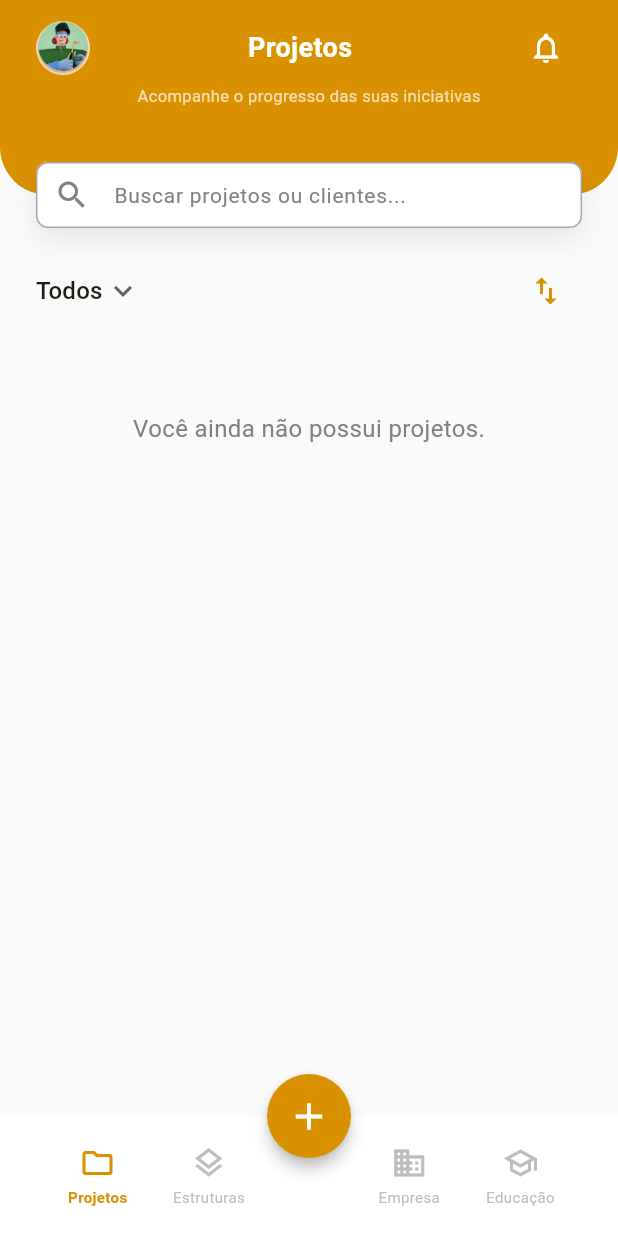
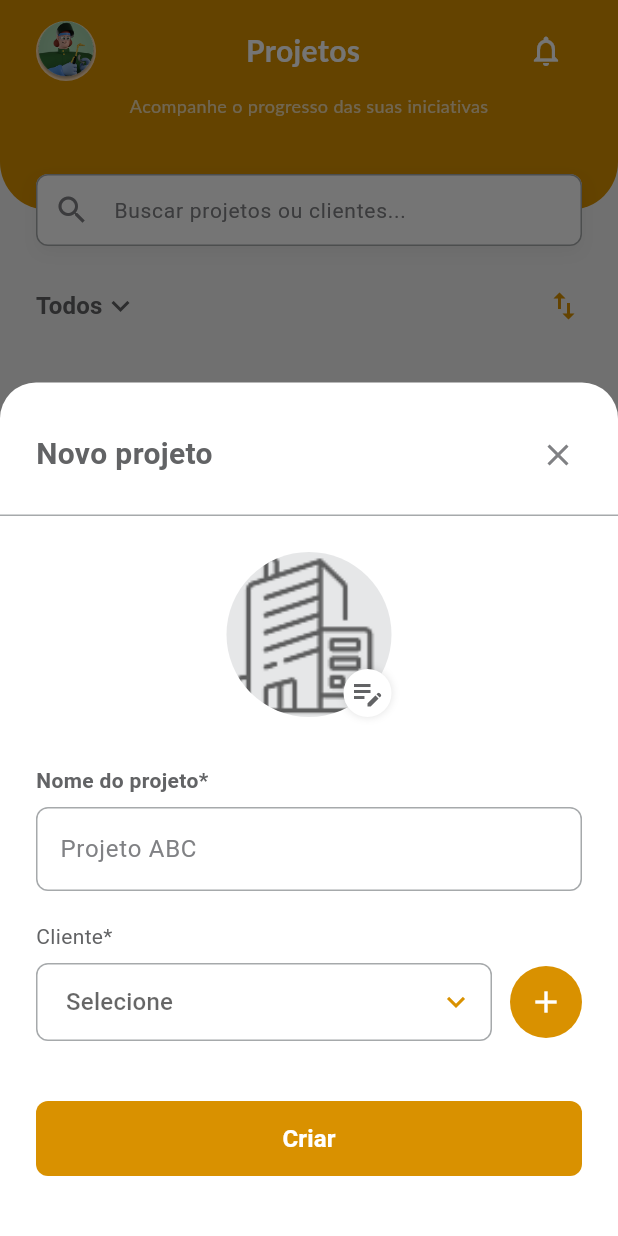
Before and after one commit to Leonardo-Toledo-Alves-Costa/diavicon, a Flutter app: the ProjetosScreen screen opened by its route, after a tap on the "add" icon, on a phone screen of 412 x 824 dp. Run offline on Flutter 3.47's test engine with Material 3 defaults, Android fonts, the phone set to English and light mode, and no system bars; our stand-ins replace file_picker, flutter_dotenv, flutter_riverpod, go_router, supabase_flutter; accounts and stored records are empty; Roboto replaces fonts that are missing (Lato).

Commit message:
fetures: tela projetos_home, completo front e algumas rotas tela novo projeto tela detalhes de projetos novos widgets padronizados, menu appbar, compact_Serch e buttom, etc

```diff
--- a/lib/features/home/screens/main_screen.dart
+++ b/lib/features/home/screens/main_screen.dart
@@ -1,6 +1,7 @@
 import 'package:flutter/material.dart';
-import 'package:go_router/go_router.dart';
 import '../../../core/constants/app_colors.dart';
+import '../../../core/utils/diavicon_modal.dart';
+import '../../projetos/widgets/new_project_body.dart';
 
 class MainScreen extends StatelessWidget {
   final Widget child;
@@ -9,28 +10,40 @@ class MainScreen extends StatelessWidget {
 
   @override
   Widget build(BuildContext context) {
+    // Detecta se o teclado está aberto
+    final bool isKeyboardOpen = MediaQuery.of(context).viewInsets.bottom > 0;
+
     return Scaffold(
-      // O conteúdo da tela (Projetos, Estruturas, etc)
+      backgroundColor: Colors.white,
+      // Impede que o Scaffold tente redimensionar o rodapé
+      resizeToAvoidBottomInset: false,
+
       body: child,
 
-      // 1. O BOTÃO DE + (Floating Action Button)
-      floatingActionButton: FloatingActionButton(
-        backgroundColor: AppColors.primary,
+      // Oculta o botão se o teclado abrir
+      floatingActionButton: isKeyboardOpen
+        ? null
+        : FloatingActionButton(
+            backgroundColor: AppColors.primary, // #D99100
             shape: const CircleBorder(),
             elevation: 4,
             onPressed: () {
-          // TODO: Abrir modal de criação
+              showDiaviconModal(
+                context: context,
+                title: 'Novo projeto',
+                body: const NewProjectBody(),
+              );
             },
             child: const Icon(Icons.add, color: Colors.white, size: 30),
           ),
-
-      // 2. POSICIONAMENTO "MORDENDO" O RODAPÉ
       floatingActionButtonLocation: FloatingActionButtonLocation.centerDocked,
 
-      // 3. O RODAPÉ CUSTOMIZADO
-      bottomNavigationBar: BottomAppBar(
-        shape: const CircularNotchedRectangle(), // Faz o recorte redondo
-        notchMargin: 8.0, // Espaço entre o botão e o recorte
+      // Oculta a barra branca do rodapé se o teclado abrir
+      bottomNavigationBar: isKeyboardOpen
+        ? const SizedBox.shrink()
+        : BottomAppBar(
+            shape: const CircularNotchedRectangle(),
+            notchMargin: 8.0,
             color: Colors.white,
             elevation: 15,
             child: Container(
@@ -39,46 +52,19 @@ class MainScreen extends StatelessWidget {
               child: Row(
                 mainAxisAlignment: MainAxisAlignment.spaceBetween,
                 children: [
-              // GRUPO DA ESQUERDA
+                  // Lado Esquerdo
                   Row(
                     children: [
-                  _buildNavButton(
-                    context,
-                    icon: Icons.folder_outlined,
-                    label: 'Projetos',
-                    index: 0,
-                    route: '/projetos',
-                  ),
-                  _buildNavButton(
-                    context,
-                    icon: Icons.layers_outlined,
-                    label: 'Estruturas',
-                    index: 1,
-                    route: '/estruturas',
-                  ),
+                      _buildNavItem(context, Icons.folder_outlined, 'Projetos', '/projetos'),
+                      _buildNavItem(context, Icons.layers_outlined, 'Estruturas', '/estruturas'),
                     ],
                   ),
-
-              // ESPAÇO PARA O BOTÃO CENTRAL NÃO ATROPELAR
-              const SizedBox(width: 48),
-
-              // GRUPO DA DIREITA
+                  const SizedBox(width: 48), // Espaço para o notch
+                  // Lado Direito
                   Row(
                     children: [
-                  _buildNavButton(
-                    context,
-                    icon: Icons.business_outlined,
-                    label: 'Empresa',
-                    index: 3,
-                    route: '/empresa',
-                  ),
-                  _buildNavButton(
-                    context,
-                    icon: Icons.school_outlined,
-                    label: 'Educação',
-                    index: 4,
-                    route: '/educacao',
-                  ),
+                      _buildNavItem(context, Icons.business_outlined, 'Empresa', '/empresa'),
+                      _buildNavItem(context, Icons.school_outlined, 'Educação', '/educacao'),
                     ],
                   ),
                 ],
@@ -88,53 +74,16 @@ class MainScreen extends StatelessWidget {
     );
   }
 
-  // Lógica de Seleção (Mantida a sua ideia original com GoRouter)
-  int _calculateSelectedIndex(BuildContext context) {
-    final String location = GoRouterState.of(context).uri.toString();
-    if (location.startsWith('/projetos')) return 0;
-    if (location.startsWith('/estruturas')) return 1;
-    if (location.startsWith('/empresa')) return 3;
-    if (location.startsWith('/educacao')) return 4;
-    return 0;
-  }
-
-  // Widget de botão individual para o menu
-  Widget _buildNavButton(
-    BuildContext context, {
-    required IconData icon,
-    required String label,
-    required int index,
-    required String route,
-  }) {
-    final int selectedIndex = _calculateSelectedIndex(context);
-    final bool isActive = selectedIndex == index;
-
-    return InkWell(
-      onTap: () => context.go(route),
-      borderRadius: BorderRadius.circular(12),
-      child: Container(
-        // Largura fixa para manter a simetria (aprox 20% da tela)
-        width: MediaQuery.of(context).size.width * 0.18,
+  Widget _buildNavItem(BuildContext context, IconData icon, String label, String route) {
+    // Lógica simples de cor baseada na rota (simplificada)
+    return Padding(
+      padding: const EdgeInsets.symmetric(horizontal: 8),
       child: Column(
         mainAxisSize: MainAxisSize.min,
-          mainAxisAlignment: MainAxisAlignment.center,
         children: [
-            Icon(
-              icon,
-              color: isActive ? AppColors.primary : Colors.grey.shade400,
-              size: 24,
-            ),
-            const SizedBox(height: 4),
-            Text(
-              label,
-              style: TextStyle(
-                fontSize: 10,
-                fontWeight: isActive ? FontWeight.bold : FontWeight.normal,
-                color: isActive ? AppColors.primary : Colors.grey.shade400,
-              ),
-            ),
+          Icon(icon, color: AppColors.hintText, size: 24),
+          Text(label, style: const TextStyle(fontSize: 10, color: AppColors.hintText)),
         ],
-        ),
       ),
     );
   }
--- a/lib/features/projetos/screens/projetos_screen.dart
+++ b/lib/features/projetos/screens/projetos_screen.dart
@@ -1,8 +1,8 @@
 import 'package:flutter/material.dart';
 import 'package:flutter_riverpod/flutter_riverpod.dart';
+import 'package:go_router/go_router.dart';
 import '../../../core/constants/app_colors.dart';
-import '../../../core/widgets/custom_search_bar.dart';
-import '../../../core/widgets/status_badge.dart';
+import '../../../core/widgets/custom_search_bar.dart'; // Usando o seu widget padrão
 import '../widgets/project_card.dart';
 import '../providers/projetos_provider.dart';
 
@@ -12,31 +12,23 @@ class ProjetosScreen extends ConsumerWidget {
   @override
   Widget build(BuildContext context, WidgetRef ref) {
     final topPadding = MediaQuery.of(context).padding.top;
-
     final projetosAsync = ref.watch(projetosProvider);
 
     return Scaffold(
-      backgroundColor: Colors.grey.shade50,
+      backgroundColor: const Color(0xFFF5F5F5), // Cinza de fundo leve
       body: ListView(
         padding: EdgeInsets.zero,
         children: [
-          // No build da ProjetosScreen, substitua o início do ListView:
+          // 1. HEADER COMPACTO E LARANJA OFICIAL
           Stack(
             clipBehavior: Clip.none,
             children: [
               Container(
-                // Altura reduzida para ocupar menos espaço
-                height: 130 + topPadding,
-                padding: EdgeInsets.only(
-                  top: topPadding + 8,
-                  left: 24,
-                  right: 24,
-                ),
+                height: 140 + topPadding,
+                padding: EdgeInsets.only(top: topPadding + 10, left: 24, right: 24),
                 decoration: const BoxDecoration(
-                  color: AppColors.primary,
-                  borderRadius: BorderRadius.vertical(
-                    bottom: Radius.circular(32),
-                  ),
+                  color: AppColors.primary, // #D99100 oficial
+                  borderRadius: BorderRadius.vertical(bottom: Radius.circular(32)),
                 ),
                 child: Column(
                   children: [
@@ -44,54 +36,53 @@ class ProjetosScreen extends ConsumerWidget {
                       mainAxisAlignment: MainAxisAlignment.spaceBetween,
                       children: [
                         const CircleAvatar(
-                          radius: 18, // Foto de perfil um pouco menor
+                          radius: 20,
                           backgroundImage: AssetImage('assets/images/user.png'),
                         ),
                         const Text(
                           'Projetos',
                           style: TextStyle(
                             color: Colors.white,
-                            fontSize: 18,
+                            fontSize: 20,
+                            fontFamily: 'Lato',
                             fontWeight: FontWeight.bold,
                           ),
                         ),
                         IconButton(
-                          icon: const Icon(
-                            Icons.notifications_none,
-                            color: Colors.white,
-                            size: 24,
-                          ),
+                          icon: const Icon(Icons.notifications_none, color: Colors.white),
                           onPressed: () {},
                         ),
                       ],
                     ),
+                    const SizedBox(height: 4),
                     const Text(
                       'Acompanhe o progresso das suas iniciativas',
-                      style: TextStyle(color: Colors.white70, fontSize: 11),
+                      style: TextStyle(color: Colors.white70, fontSize: 12, fontFamily: 'Lato'),
                     ),
                   ],
                 ),
               ),
 
-              // A barra de busca agora fica mais próxima do conteúdo
+              // 2. SEARCH BAR PADRONIZADA
               Positioned(
-                bottom: -22,
+                bottom: -24,
                 left: 24,
                 right: 24,
                 child: Container(
-                  height: 44, // Barra de busca um pouco mais fina
                   decoration: BoxDecoration(
                     boxShadow: [
                       BoxShadow(
-                        color: Colors.black.withOpacity(0.08),
-                        blurRadius: 15,
-                        offset: const Offset(0, 8),
+                        color: Colors.black.withOpacity(0.05),
+                        blurRadius: 10,
+                        offset: const Offset(0, 5),
                       ),
                     ],
                   ),
                   child: CustomSearchBar(
                     hintText: 'Buscar projetos ou clientes...',
-                    onChanged: (val) {},
+                    onChanged: (val) {
+                      // Lógica de busca
+                    },
                   ),
                 ),
               ),
@@ -104,81 +95,41 @@ class ProjetosScreen extends ConsumerWidget {
             padding: const EdgeInsets.symmetric(horizontal: 24.0),
             child: Column(
               children: [
+                // FILTROS
                 Row(
                   mainAxisAlignment: MainAxisAlignment.spaceBetween,
                   children: [
                     DropdownButton<String>(
                       value: 'Todos',
                       underline: const SizedBox(),
-                      icon: const Icon(Icons.keyboard_arrow_down),
+                      icon: const Icon(Icons.keyboard_arrow_down, color: AppColors.textDark),
                       items: const [
-                        DropdownMenuItem(
-                          value: 'Todos',
-                          child: Text('Todos', style: TextStyle(fontSize: 16)),
-                        ),
-                        DropdownMenuItem(
-                          value: 'Ativos',
-                          child: Text('Ativos', style: TextStyle(fontSize: 16)),
-                        ),
+                        DropdownMenuItem(value: 'Todos', child: Text('Todos', style: TextStyle(color: AppColors.textDark, fontWeight: FontWeight.bold))),
                       ],
                       onChanged: (val) {},
                     ),
-                    IconButton(
-                      icon: const Icon(
-                        Icons.swap_vert,
-                        color: AppColors.primary,
-                      ),
-                      onPressed: () {},
-                    ),
+                    const Icon(Icons.swap_vert, color: AppColors.primary),
                   ],
                 ),
                 const SizedBox(height: 16),
 
+                // LISTA DE PROJETOS COM NAVEGAÇÃO
                 projetosAsync.when(
-                  loading: () => const Padding(
-                    padding: EdgeInsets.only(top: 40.0),
-                    child: Center(
-                      child: CircularProgressIndicator(
-                        color: AppColors.primary,
-                      ),
-                    ),
-                  ),
-
-                  error: (erro, stack) => Padding(
-                    padding: const EdgeInsets.only(top: 40.0),
-                    child: Center(
-                      child: Text(
-                        'Erro ao carregar projetos:\n$erro',
-                        textAlign: TextAlign.center,
-                        style: const TextStyle(color: Colors.red),
-                      ),
-                    ),
-                  ),
-
+                  loading: () => const Center(child: CircularProgressIndicator(color: AppColors.primary)),
+                  error: (erro, stack) => Text('Erro: $erro', style: const TextStyle(color: Colors.red)),
                   data: (listaProjetos) {
-                    if (listaProjetos.isEmpty) {
-                      return const Padding(
-                        padding: EdgeInsets.only(top: 40.0),
-                        child: Center(
-                          child: Text(
-                            'Você ainda não possui projetos.',
-                            style: TextStyle(
-                              color: AppColors.hintText,
-                              fontSize: 16,
-                            ),
-                          ),
-                        ),
-                      );
-                    }
-
                     return Column(
                       children: listaProjetos.map((projeto) {
-                        return ProjectCard(
-                          title: projeto.nome,
-                          progress: projeto.progresso,
-                          status: projeto.statusBadge,
-                          priority: projeto.prioridadeNome,
-                          imageUrl: projeto.imageUrl,
+                        return InkWell(
+                          // NAVEGAÇÃO PARA A DETAIL SCREEN
+                          onTap: () => context.push('/projetos/detalhes', extra: projeto),
+                          child: ProjectCard(
+                            title: projeto.nome,
+                            progress: projeto.progresso,
+                            status: projeto.statusBadge,
+                            priority: projeto.prioridadeNome,
+                            imageUrl: projeto.imageUrl,
+                          ),
                         );
                       }).toList(),
                     );
--- /dev/null
+++ b/lib/features/projetos/widgets/new_project_body.dart
@@ -0,0 +1,95 @@
+import 'package:flutter/material.dart';
+import '../../../core/constants/app_colors.dart';
+import '../../../core/widgets/custom_text_field.dart';
+import '../../../core/widgets/custom_button.dart';
+import '../../../core/widgets/custom_dropdown_with_add.dart';
+
+class NewProjectBody extends StatefulWidget {
+  const NewProjectBody({super.key});
+
+  @override
+  State<NewProjectBody> createState() => _NewProjectBodyState();
+}
+
+class _NewProjectBodyState extends State<NewProjectBody> {
+  final _nomeController = TextEditingController();
+  String? _clienteSelecionado;
+
+  @override
+  Widget build(BuildContext context) {
+    // Captura o padding inferior do sistema (barra de navegação)
+    final bottomPadding = MediaQuery.of(context).padding.bottom;
+
+    return Column(
+      crossAxisAlignment: CrossAxisAlignment.stretch,
+      mainAxisSize: MainAxisSize.min,
+      children: [
+        // 1. SELETOR DE IMAGEM (Usando o asset empresa.png que você adicionou)
+        Center(
+          child: Stack(
+            children: [
+              CircleAvatar(
+                radius: 55,
+                backgroundColor: const Color(0xFFE6E7E8), // Cinza oficial
+                backgroundImage: const AssetImage('assets/images/empresa.png'),
+              ),
+              Positioned(
+                bottom: 0,
+                right: 0,
+                child: Container(
+                  padding: const EdgeInsets.all(4),
+                  decoration: const BoxDecoration(
+                    color: Colors.white,
+                    shape: BoxShape.circle,
+                    boxShadow: [BoxShadow(color: Colors.black12, blurRadius: 4)],
+                  ),
+                  child: const Icon(Icons.edit_note, color: AppColors.textDark, size: 24),
+                ),
+              ),
+            ],
+          ),
+        ),
+        const SizedBox(height: 32),
+
+        // 2. NOME DO PROJETO (Usando seu CustomTextField que já tem label interno)
+        CustomTextField(
+          label: 'Nome do projeto*',
+          hint: 'Projeto ABC',
+          controller: _nomeController,
+          validator: (val) => val!.isEmpty ? 'Obrigatório' : null,
+        ),
+        const SizedBox(height: 20),
+
+        // 3. CLIENTE (Usando seu CustomDropdownWithAdd)
+        CustomDropdownWithAdd<String>(
+          label: 'Cliente*',
+          hint: 'Selecione',
+          value: _clienteSelecionado,
+          items: const [
+            DropdownMenuItem(value: '1', child: Text('Empresa Engenharia')),
+          ],
+          onChanged: (val) => setState(() => _clienteSelecionado = val),
+          onAddPressed: () {
+            // TODO: Lógica para novo cliente
+          },
+        ),
+
+        const SizedBox(height: 40),
+
+        // 4. BOTÃO CRIAR (Usando seu CustomButton padronizado)
+        CustomButton(
+          text: 'Criar',
+          showArrow: false, // Conforme a print
+          onPressed: () {
+            // Lógica de salvamento
+            Navigator.pop(context);
+          },
+        ),
+
+        // 5. ESPAÇAMENTO DE SEGURANÇA (Para não ficar sob os botões do celular)
+        // Se o bottomPadding for 0 (celulares com botões físicos), usamos 16 por padrão.
+        SizedBox(height: bottomPadding > 0 ? bottomPadding : 16),
+      ],
+    );
+  }
+}
--- a/lib/routes/app_router.dart
+++ b/lib/routes/app_router.dart
@@ -1,3 +1,4 @@
+import 'package:diavicon/features/projetos/screens/project_detail_screen.dart';
 import 'package:flutter/material.dart';
 import 'package:flutter_riverpod/flutter_riverpod.dart';
 import 'package:go_router/go_router.dart';
@@ -10,7 +11,6 @@ import '../../features/home/screens/main_screen.dart';
 import '../../features/auth/providers/auth_provider.dart';
 
 final routerProvider = Provider<GoRouter>((ref) {
-
   // Assiste o estado do usuário para reagir a logins/logouts automaticamente
   final usuarioLogado = ref.watch(currentUserProvider);
   final bool isLoggedIn = usuarioLogado != null;
@@ -24,7 +24,6 @@ final routerProvider = Provider<GoRouter>((ref) {
 
     // REFRESH LISTENER: Faz o GoRouter reavaliar o redirecionamento quando o estado de auth muda
     // Se o seu authProvider não for um ChangeNotifier, você pode precisar de um listener customizado.
-
     redirect: (context, state) {
       // Definimos quais são as rotas públicas (que não precisam de login)
       final isWelcome = state.uri.toString() == '/';
@@ -49,22 +48,19 @@ final routerProvider = Provider<GoRouter>((ref) {
 
     routes: [
       // --- ROTAS FORA DO RODAPÉ (TELA CHEIA) ---
-
       GoRoute(
         path: '/',
-        builder: (context, state) => const WelcomeScreen(), // Sua nova tela inicial
+        builder: (context, state) =>
+            const WelcomeScreen(), // Sua nova tela inicial
       ),
-      GoRoute(
-        path: '/login',
-        builder: (context, state) => const LoginScreen(),
-      ),
+      GoRoute(path: '/login', builder: (context, state) => const LoginScreen()),
       GoRoute(
         path: '/register',
-        builder: (context, state) => const Placeholder(), // Certifique-se de que a tela existe
+        builder: (context, state) =>
+            const Placeholder(), // Certifique-se de que a tela existe
       ),
 
       // --- ROTAS COM RODAPÉ (SHELL ROUTE) ---
-
       ShellRoute(
         navigatorKey: shellNavigatorKey,
         builder: (context, state, child) {
@@ -73,19 +69,30 @@ final routerProvider = Provider<GoRouter>((ref) {
         routes: [
           GoRoute(
             path: '/projetos',
-            builder: (context, state) => const ProjetosScreen(), // Tela conectada ao Supabase
+            builder: (context, state) =>
+                const ProjetosScreen(), // Tela conectada ao Supabase
+            routes: [
+              GoRoute(
+                path: 'detalhes', // Fica /projetos/detalhes
+                builder: (context, state) => const ProjectDetailScreen(),
+              ),
+            ],
           ),
           GoRoute(
             path: '/estruturas',
-            builder: (context, state) => const Scaffold(body: Center(child: Text('Tela de Estruturas'))),
+            builder: (context, state) =>
+                const Scaffold(body: Center(child: Text('Tela de Estruturas'))),
           ),
           GoRoute(
             path: '/empresa',
-            builder: (context, state) => const Scaffold(body: Center(child: Text('Informações da Empresa'))),
+            builder: (context, state) => const Scaffold(
+              body: Center(child: Text('Informações da Empresa')),
+            ),
           ),
           GoRoute(
             path: '/educacao',
-            builder: (context, state) => const Scaffold(body: Center(child: Text('Área de Educação'))),
+            builder: (context, state) =>
+                const Scaffold(body: Center(child: Text('Área de Educação'))),
           ),
         ],
       ),
--- a/pubspec.yaml
+++ b/pubspec.yaml
@@ -75,6 +75,8 @@ flutter:
     - assets/images/user.png
     - assets/images/project_placeholder1.png
     - assets/images/escudo_diavicon.png
+    - assets/images/empresa.png
+    - assets/images/obra.png
   #   - images/a_dot_burr.jpeg
   #   - images/a_dot_ham.jpeg
 
```
Also changed, not shown: lib/core/widgets/compact_button.dart (added, +27 -0 lines), lib/core/widgets/compact_search_bar.dart (added, +47 -0 lines), lib/core/widgets/menu_app_bar.dart (added, +48 -0 lines), lib/features/projetos/screens/project_detail_screen.dart (added, +128 -0 lines), assets/images/empresa.png (added), assets/images/obra.png (added). Lines whose indentation alone changed are shown as unchanged.
